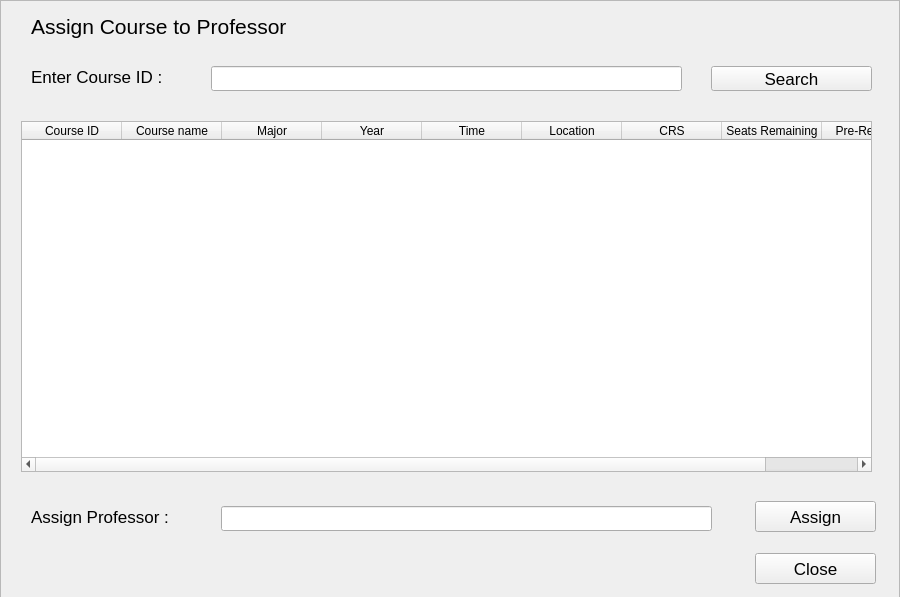
Poom1997/gman, file resources/UI/assignCourseToProf.ui: the form before one commit.
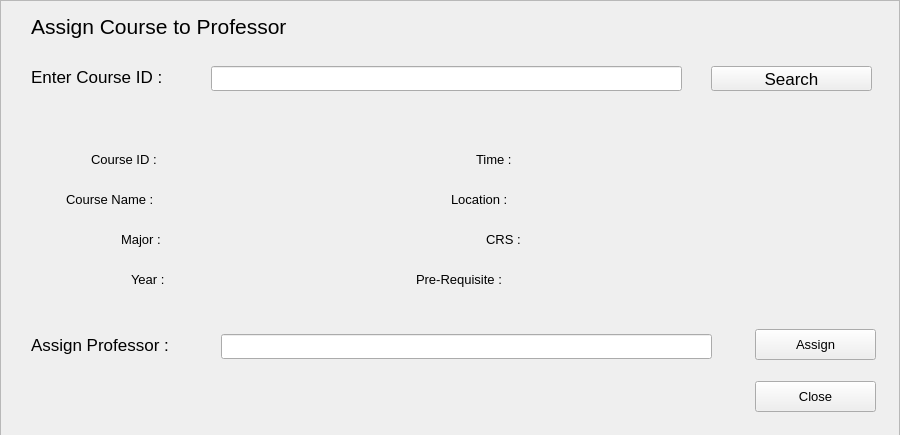
The form after the commit.

What changed in the file:
```diff
--- a/resources/UI/assignCourseToProf.ui
+++ b/resources/UI/assignCourseToProf.ui
@@ -7,7 +7,7 @@
     <x>0</x>
     <y>0</y>
     <width>900</width>
-    <height>597</height>
+    <height>435</height>
    </rect>
   </property>
   <property name="windowTitle">
@@ -116,102 +116,25 @@
      <property name="geometry">
       <rect>
        <x>754</x>
-       <y>552</y>
+       <y>380</y>
        <width>121</width>
        <height>31</height>
       </rect>
      </property>
+     <property name="font">
+      <font>
+       <pointsize>10</pointsize>
+      </font>
+     </property>
      <property name="text">
       <string>Close</string>
      </property>
     </widget>
-    <widget class="QTableWidget" name="tableWidget">
-     <property name="geometry">
-      <rect>
-       <x>20</x>
-       <y>120</y>
-       <width>851</width>
-       <height>351</height>
-      </rect>
-     </property>
-     <column>
-      <property name="text">
-       <string>Course ID</string>
-      </property>
-      <property name="textAlignment">
-       <set>AlignHCenter|AlignVCenter|AlignCenter</set>
-      </property>
-     </column>
-     <column>
-      <property name="text">
-       <string>Course name</string>
-      </property>
-      <property name="textAlignment">
-       <set>AlignHCenter|AlignVCenter|AlignCenter</set>
-      </property>
-     </column>
-     <column>
-      <property name="text">
-       <string>Major</string>
-      </property>
-      <property name="textAlignment">
-       <set>AlignHCenter|AlignVCenter|AlignCenter</set>
-      </property>
-     </column>
-     <column>
-      <property name="text">
-       <string>Year</string>
-      </property>
-      <property name="textAlignment">
-       <set>AlignHCenter|AlignVCenter|AlignCenter</set>
-      </property>
-     </column>
-     <column>
-      <property name="text">
-       <string>Time</string>
-      </property>
-      <property name="textAlignment">
-       <set>AlignHCenter|AlignVCenter|AlignCenter</set>
-      </property>
-     </column>
-     <column>
-      <property name="text">
-       <string>Location</string>
-      </property>
-      <property name="textAlignment">
-       <set>AlignHCenter|AlignVCenter|AlignCenter</set>
-      </property>
-     </column>
-     <column>
-      <property name="text">
-       <string>CRS</string>
-      </property>
-      <property name="textAlignment">
-       <set>AlignHCenter|AlignVCenter|AlignCenter</set>
-      </property>
-     </column>
-     <column>
-      <property name="text">
-       <string>Seats Remaining</string>
-      </property>
-      <property name="textAlignment">
-       <set>AlignHCenter|AlignVCenter|AlignCenter</set>
-      </property>
-     </column>
-     <column>
-      <property name="text">
-       <string>Pre-Requisite</string>
-      </property>
-      <property name="textAlignment">
-       <set>AlignHCenter|AlignVCenter|AlignCenter</set>
-      </property>
-     </column>
-    </widget>
     <widget class="QLabel" name="label_6">
      <property name="geometry">
       <rect>
        <x>30</x>
-       <y>500</y>
+       <y>328</y>
        <width>181</width>
        <height>31</height>
       </rect>
@@ -224,7 +147,7 @@
      <property name="geometry">
       <rect>
        <x>220</x>
-       <y>505</y>
+       <y>333</y>
        <width>491</width>
        <height>25</height>
       </rect>
@@ -237,15 +160,308 @@
      <property name="geometry">
       <rect>
        <x>754</x>
-       <y>500</y>
+       <y>328</y>
        <width>121</width>
        <height>31</height>
       </rect>
      </property>
+     <property name="font">
+      <font>
+       <pointsize>10</pointsize>
+      </font>
+     </property>
      <property name="text">
       <string>Assign</string>
      </property>
     </widget>
+    <widget class="QLabel" name="label_10">
+     <property name="geometry">
+      <rect>
+       <x>485</x>
+       <y>230</y>
+       <width>51</width>
+       <height>16</height>
+      </rect>
+     </property>
+     <property name="font">
+      <font>
+       <pointsize>10</pointsize>
+      </font>
+     </property>
+     <property name="text">
+      <string>CRS :</string>
+     </property>
+    </widget>
+    <widget class="QLabel" name="preRequisite">
+     <property name="geometry">
+      <rect>
+       <x>540</x>
+       <y>270</y>
+       <width>221</width>
+       <height>21</height>
+      </rect>
+     </property>
+     <property name="font">
+      <font>
+       <pointsize>10</pointsize>
+      </font>
+     </property>
+     <property name="text">
+      <string/>
+     </property>
+    </widget>
+    <widget class="QLabel" name="label_11">
+     <property name="geometry">
+      <rect>
+       <x>415</x>
+       <y>270</y>
+       <width>121</width>
+       <height>16</height>
+      </rect>
+     </property>
+     <property name="font">
+      <font>
+       <pointsize>10</pointsize>
+      </font>
+     </property>
+     <property name="text">
+      <string>Pre-Requisite :</string>
+     </property>
+    </widget>
+    <widget class="QLabel" name="label_9">
+     <property name="geometry">
+      <rect>
+       <x>450</x>
+       <y>190</y>
+       <width>81</width>
+       <height>16</height>
+      </rect>
+     </property>
+     <property name="font">
+      <font>
+       <pointsize>10</pointsize>
+      </font>
+     </property>
+     <property name="text">
+      <string>Location :</string>
+     </property>
+    </widget>
+    <widget class="QLabel" name="courseID_2">
+     <property name="geometry">
+      <rect>
+       <x>180</x>
+       <y>150</y>
+       <width>231</width>
+       <height>21</height>
+      </rect>
+     </property>
+     <property name="font">
+      <font>
+       <pointsize>10</pointsize>
+      </font>
+     </property>
+     <property name="text">
+      <string/>
+     </property>
+    </widget>
+    <widget class="QLabel" name="major">
+     <property name="geometry">
+      <rect>
+       <x>180</x>
+       <y>230</y>
+       <width>231</width>
+       <height>21</height>
+      </rect>
+     </property>
+     <property name="font">
+      <font>
+       <pointsize>10</pointsize>
+      </font>
+     </property>
+     <property name="text">
+      <string/>
+     </property>
+    </widget>
+    <widget class="QLabel" name="year">
+     <property name="geometry">
+      <rect>
+       <x>180</x>
+       <y>270</y>
+       <width>231</width>
+       <height>21</height>
+      </rect>
+     </property>
+     <property name="font">
+      <font>
+       <pointsize>10</pointsize>
+      </font>
+     </property>
+     <property name="text">
+      <string/>
+     </property>
+    </widget>
+    <widget class="QLabel" name="time">
+     <property name="geometry">
+      <rect>
+       <x>540</x>
+       <y>150</y>
+       <width>221</width>
+       <height>21</height>
+      </rect>
+     </property>
+     <property name="font">
+      <font>
+       <pointsize>10</pointsize>
+      </font>
+     </property>
+     <property name="text">
+      <string/>
+     </property>
+    </widget>
+    <widget class="QLabel" name="location">
+     <property name="geometry">
+      <rect>
+       <x>540</x>
+       <y>190</y>
+       <width>221</width>
+       <height>21</height>
+      </rect>
+     </property>
+     <property name="font">
+      <font>
+       <pointsize>10</pointsize>
+      </font>
+     </property>
+     <property name="text">
+      <string/>
+     </property>
+    </widget>
+    <widget class="QLabel" name="courseName">
+     <property name="geometry">
+      <rect>
+       <x>180</x>
+       <y>190</y>
+       <width>231</width>
+       <height>21</height>
+      </rect>
+     </property>
+     <property name="font">
+      <font>
+       <pointsize>10</pointsize>
+      </font>
+     </property>
+     <property name="text">
+      <string/>
+     </property>
+    </widget>
+    <widget class="QLabel" name="label_8">
+     <property name="geometry">
+      <rect>
+       <x>475</x>
+       <y>150</y>
+       <width>51</width>
+       <height>16</height>
+      </rect>
+     </property>
+     <property name="font">
+      <font>
+       <pointsize>10</pointsize>
+      </font>
+     </property>
+     <property name="text">
+      <string>Time :</string>
+     </property>
+    </widget>
+    <widget class="QLabel" name="crs">
+     <property name="geometry">
+      <rect>
+       <x>540</x>
+       <y>230</y>
+       <width>221</width>
+       <height>21</height>
+      </rect>
+     </property>
+     <property name="font">
+      <font>
+       <pointsize>10</pointsize>
+      </font>
+     </property>
+     <property name="text">
+      <string/>
+     </property>
+    </widget>
+    <widget class="QLabel" name="label_7">
+     <property name="geometry">
+      <rect>
+       <x>130</x>
+       <y>270</y>
+       <width>51</width>
+       <height>16</height>
+      </rect>
+     </property>
+     <property name="font">
+      <font>
+       <pointsize>10</pointsize>
+      </font>
+     </property>
+     <property name="text">
+      <string>Year :</string>
+     </property>
+    </widget>
+    <widget class="QLabel" name="label_12">
+     <property name="geometry">
+      <rect>
+       <x>120</x>
+       <y>230</y>
+       <width>61</width>
+       <height>16</height>
+      </rect>
+     </property>
+     <property name="font">
+      <font>
+       <pointsize>10</pointsize>
+      </font>
+     </property>
+     <property name="text">
+      <string>Major :</string>
+     </property>
+    </widget>
+    <widget class="QLabel" name="label_5">
+     <property name="geometry">
+      <rect>
+       <x>65</x>
+       <y>190</y>
+       <width>121</width>
+       <height>16</height>
+      </rect>
+     </property>
+     <property name="font">
+      <font>
+       <pointsize>10</pointsize>
+      </font>
+     </property>
+     <property name="text">
+      <string>Course Name :</string>
+     </property>
+    </widget>
+    <widget class="QLabel" name="label_3">
+     <property name="geometry">
+      <rect>
+       <x>90</x>
+       <y>150</y>
+       <width>91</width>
+       <height>16</height>
+      </rect>
+     </property>
+     <property name="font">
+      <font>
+       <pointsize>10</pointsize>
+      </font>
+     </property>
+     <property name="text">
+      <string>Course ID :</string>
+     </property>
+    </widget>
    </widget>
   </widget>
  </widget>
```
